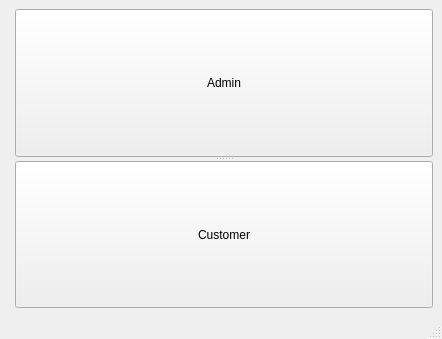
Before: the Qt Designer form mainwindow.ui in Ultrafiolet4/Module_4, drawn with Qt 5.
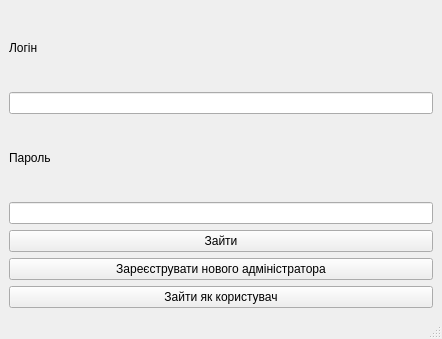
After: the same form once the commit is applied.

The edit to the form file:
```diff
--- a/mainwindow.ui
+++ b/mainwindow.ui
@@ -14,22 +14,50 @@
    <string>MainWindow</string>
   </property>
   <widget class="QWidget" name="centralwidget">
-   <layout class="QFormLayout" name="formLayout">
-    <item row="0" column="1">
-     <widget class="QSplitter" name="splitter">
-      <property name="orientation">
-       <enum>Qt::Vertical</enum>
+   <layout class="QVBoxLayout" name="verticalLayout">
+    <item>
+     <widget class="QLabel" name="login_lbl">
+      <property name="text">
+       <string>Логін</string>
       </property>
+     </widget>
+    </item>
+    <item>
+     <widget class="QLineEdit" name="login_led"/>
+    </item>
+    <item>
+     <widget class="QLabel" name="password_lbl">
+      <property name="text">
+       <string>Пароль</string>
+      </property>
+     </widget>
+    </item>
+    <item>
+     <widget class="QLineEdit" name="password_led">
+      <property name="echoMode">
+       <enum>QLineEdit::Password</enum>
+      </property>
+     </widget>
+    </item>
+    <item>
       <widget class="QPushButton" name="admin_pb">
        <property name="text">
-        <string>Admin</string>
-       </property>
-      </widget>
+       <string>Зайти</string>
+      </property>
+     </widget>
+    </item>
+    <item>
+     <widget class="QPushButton" name="newadm_pb">
+      <property name="text">
+       <string>Зареєструвати нового адміністратора</string>
+      </property>
+     </widget>
+    </item>
+    <item>
       <widget class="QPushButton" name="customer_pb">
        <property name="text">
-        <string>Customer</string>
-       </property>
-      </widget>
+       <string>Зайти як користувач</string>
+      </property>
      </widget>
     </item>
    </layout>
```
Lines whose indentation alone changed are shown as unchanged.
